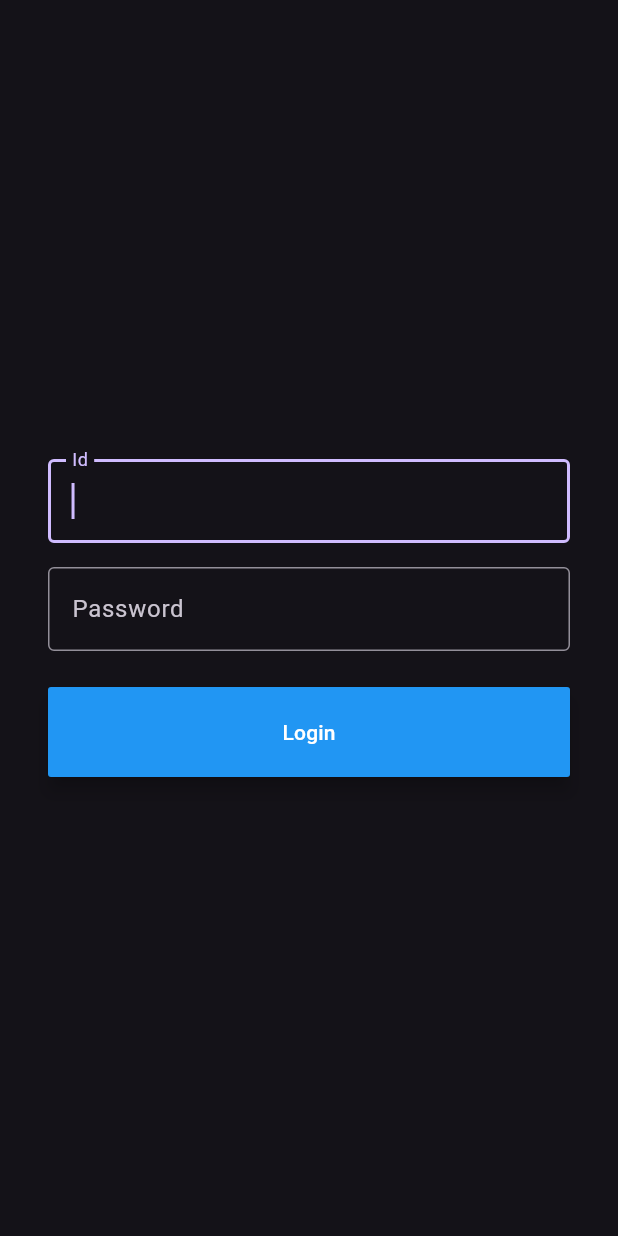
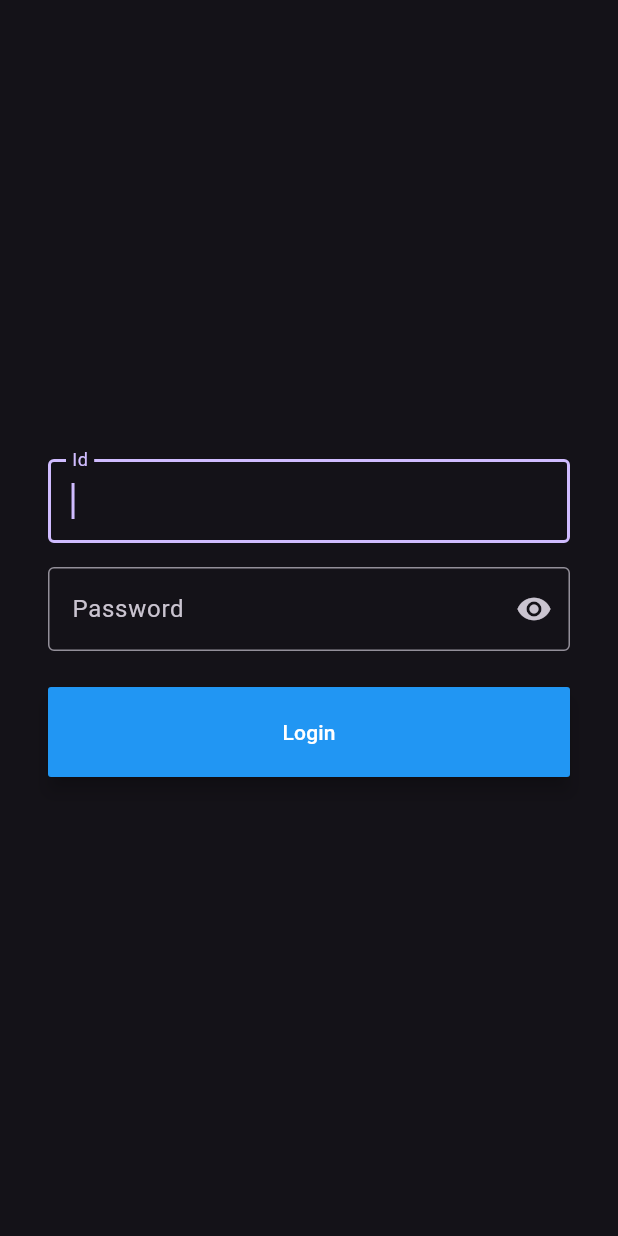
Before and after one commit to Kyusans/flutter-csdl, a Flutter app: the Login screen opened directly, on a phone screen of 412 x 824 dp. Run offline on Flutter 3.47's test engine with Material 3 defaults, Android fonts, the phone set to English and light mode, and no system bars; missing offline and left inert: simple_barcode_scanner.

Commit message:
added obscure password button

```diff
--- a/lib/login.dart
+++ b/lib/login.dart
@@ -14,6 +14,7 @@
   final TextEditingController _userIdController = TextEditingController();
   final TextEditingController _passwordController = TextEditingController();
   bool _isLoading = false;
+  bool _isObscure = true;
 
   void _login() async {
     setState(() {
@@ -37,7 +38,7 @@
         Uri.parse("${SessionStorage.url}users.php"),
         body: requestBody,
       );
-
+      // print("print ni login: " + res.body);
       if (res.body != "0") {
         // goes to home page
       } else {
@@ -92,11 +93,18 @@
               height: 16,
             ),
             TextFormField(
+              obscureText: _isObscure,
               controller: _passwordController,
               autofocus: true,
-              decoration: const InputDecoration(
-                border: OutlineInputBorder(),
+              decoration: InputDecoration(
+                border: const OutlineInputBorder(),
                 labelText: "Password",
+                suffixIcon: IconButton(
+                  onPressed: () {
+                    setState(() => _isObscure = !_isObscure);
+                  },
+                  icon: Icon(_isObscure ? Icons.visibility : Icons.visibility_off),
+                ),
               ),
               validator: (value) {
                 if (value == null || value.isEmpty) {
--- a/lib/main.dart
+++ b/lib/main.dart
@@ -1,5 +1,6 @@
 import 'package:flutter/material.dart';
-import 'package:flutter_csdl/qr_scanner.dart';
+import 'package:flutter_csdl/login.dart';
+// import 'package:flutter_csdl/qr_scanner.dart';
 
 void main() {
   runApp(const MyApp());
@@ -14,7 +15,7 @@
       // dark mode lang sah, kay sakit sa mata ang light mode hehe
       theme: ThemeData.dark(),
       debugShowCheckedModeBanner: false,
-      home: const QrScanner(),
+      home: const Login(),
     );
   }
 }
--- a/lib/session_storage.dart
+++ b/lib/session_storage.dart
@@ -1,3 +1,3 @@
 class SessionStorage {
-  static const String url = "http://localhost/api/";
+  static const String url = "http://localhost/csdl/api/";
 }
```
